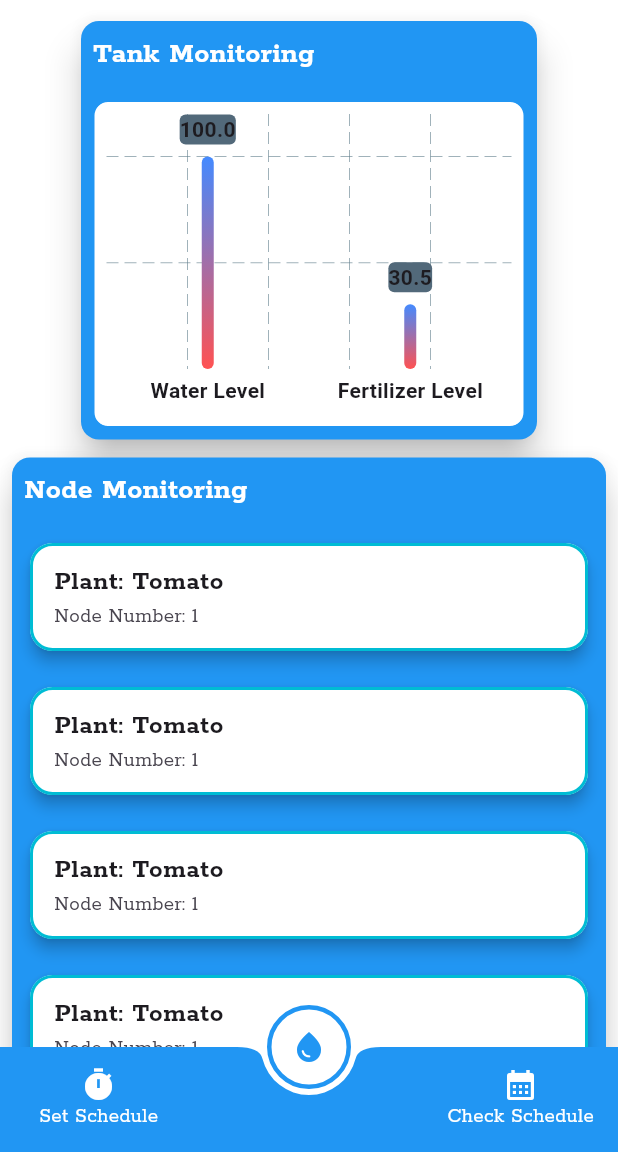
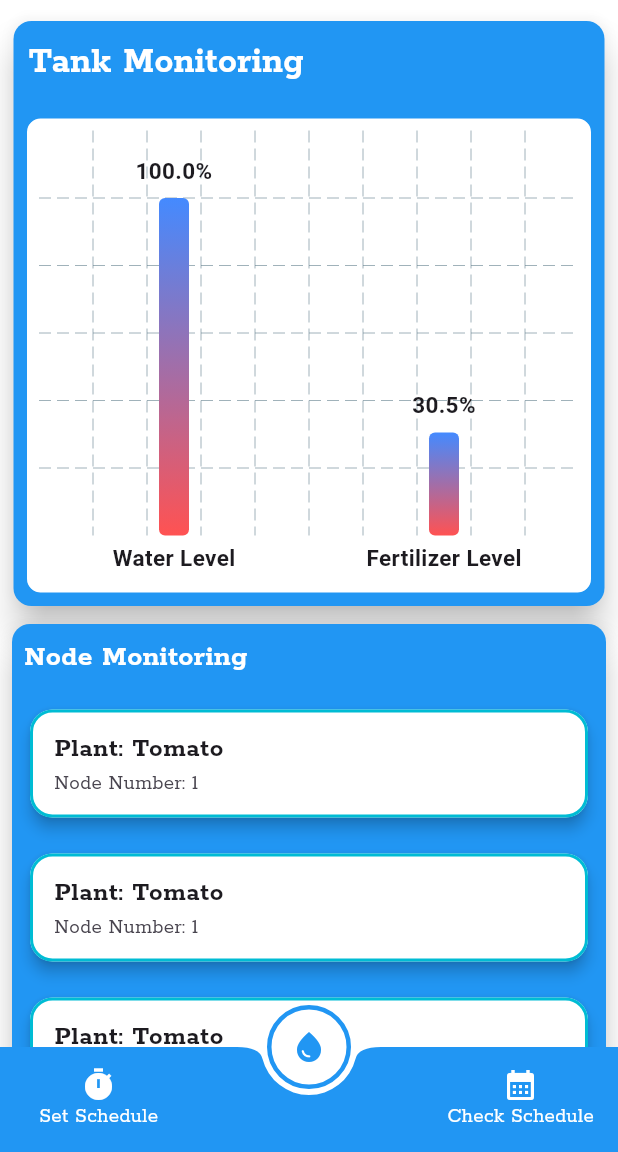
Before and after one commit to patriajasel/smart_iriggation_app, a Flutter app: the screen it shows after launch, on a phone screen of 412 x 824 dp, the part 84-1236 px from its top. Run offline on Flutter 3.47's test engine with Material 3 defaults, Android fonts, the phone set to English and light mode, and no system bars; drawn by our look-alikes of fl_chart; our stand-ins replace flutter_animate, flutter_bluetooth_serial, flutter_local_notifications, flutter_slidable, isar, lottie and 2 more; missing offline and left inert: flutter_background_service, flutter_background_service_android, schedulers; accounts and stored records are empty; generated files the repository leaves out were written again.

Commit message:
Mga gagawin ko ngayon

```diff
--- a/lib/pages/dash_tank_monitor.dart
+++ b/lib/pages/dash_tank_monitor.dart
@@ -17,13 +17,13 @@ class tankMonitor extends StatelessWidget {
             crossAxisAlignment: CrossAxisAlignment.start,
             children: <Widget>[
               const Padding(
-                padding: EdgeInsets.all(8.0),
+                padding: EdgeInsets.all(10.0),
                 child: Text(
                   'Tank Monitoring',
                   style: TextStyle(
                       color: Colors.white,
                       fontWeight: FontWeight.bold,
-                      fontSize: 20.0,
+                      fontSize: 25.0,
                       fontFamily: "Rokkitt"),
                 ),
               ),
@@ -39,8 +39,8 @@ class tankMonitor extends StatelessWidget {
                     padding: const EdgeInsets.all(8.0),
                     child: Container(
                       color: Colors.white70,
-                      height: 200,
-                      width: 270,
+                      height: 300,
+                      width: 360,
                       child: const MyBarChart(),
                     ),
                   ),
@@ -75,18 +75,24 @@ class MyBarChart extends StatelessWidget {
 BarTouchData get barTouchData => BarTouchData(
     enabled: false,
     touchTooltipData: BarTouchTooltipData(
+        getTooltipColor: (BarChartGroupData group) => Colors.transparent,
         tooltipPadding: EdgeInsets.zero,
         tooltipMargin: 8,
         getTooltipItem: (BarChartGroupData group, int groupIndex,
             BarChartRodData rod, int rodIndex) {
           return BarTooltipItem(
-              rod.toY.toString(), const TextStyle(fontWeight: FontWeight.bold));
+            "${rod.toY.toString()}%",
+            const TextStyle(
+              fontWeight: FontWeight.bold,
+              fontSize: 15.0,
+            ),
+          );
         }));
 
 Widget getTitles(double value, TitleMeta meta) {
   const style = TextStyle(
     fontWeight: FontWeight.bold,
-    fontSize: 14,
+    fontSize: 15,
   );
   String text;
   switch (value.toInt()) {
@@ -146,12 +152,24 @@ LinearGradient get _barsGradiant => const LinearGradient(
 List<BarChartGroupData> get barGroups => [
       BarChartGroupData(
         x: 0,
-        barRods: [BarChartRodData(toY: 100, gradient: _barsGradiant)],
+        barRods: [
+          BarChartRodData(
+              toY: 100.0,
+              gradient: _barsGradiant,
+              width: 20,
+              borderRadius: BorderRadius.circular(4))
+        ],
         showingTooltipIndicators: [0],
       ),
       BarChartGroupData(
         x: 1,
-        barRods: [BarChartRodData(toY: 30.5, gradient: _barsGradiant)],
+        barRods: [
+          BarChartRodData(
+              toY: 30.5,
+              gradient: _barsGradiant,
+              width: 20,
+              borderRadius: BorderRadius.circular(4))
+        ],
         showingTooltipIndicators: [0],
       ),
     ];
--- a/pubspec.yaml
+++ b/pubspec.yaml
@@ -37,7 +37,7 @@ dependencies:
   cupertino_icons: ^1.0.6
   flutter_animate: ^4.5.0
   lottie: ^3.1.0
-  fl_chart: ^0.67.0
+  fl_chart: ^0.68.0
   flutter_bluetooth_serial: ^0.4.0
   permission_handler: ^11.3.1
   day_picker: ^2.2.0
```
Also changed, not shown: lib/models/bar_data.dart (added, +20 -0 lines), lib/models/indiv_bar.dart (added, +9 -0 lines), lib/pages/dash_tank_monitor_graph.dart (added, +68 -0 lines), pubspec.lock, 2 other files.
